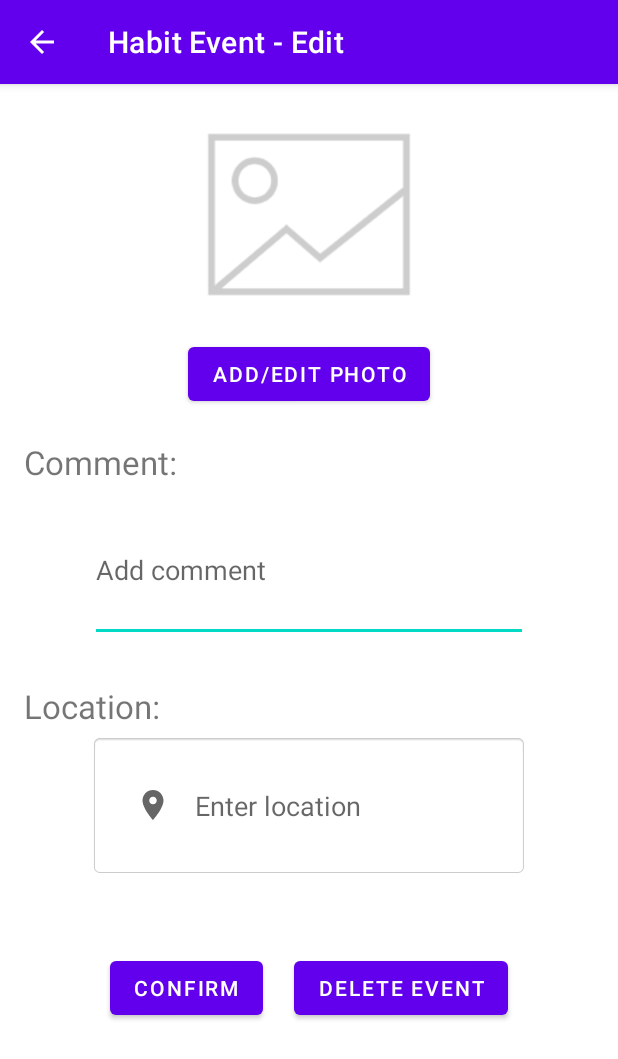
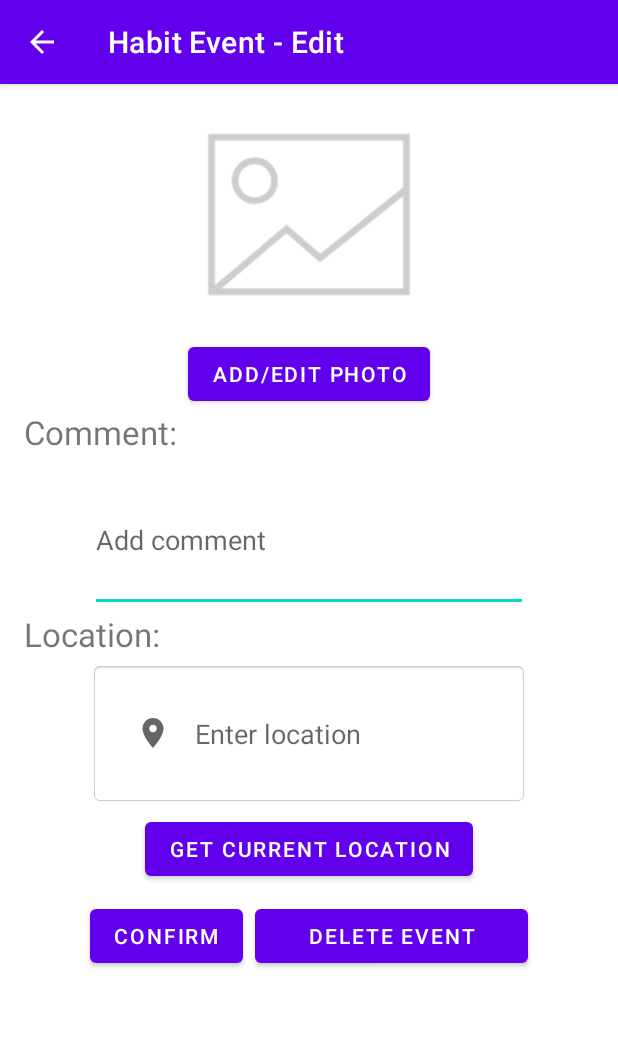
Before and after one commit to CMPUT301F21T08/HabitTracker, an Android app: the HabitEventEditActivity screen opened directly, with no data from a screen before it, on a phone screen of 412 x 824 dp. Shown: the top 1059 px of the screen. Run offline under Robolectric (Android 15) with nearby library versions, the phone set to English and light mode, and no system bars; 2 statements that could not run were skipped.

Commit message:
map and photo done

```diff
--- a/app/src/main/java/com/example/habittracker/HabitEventEditActivity.java
+++ b/app/src/main/java/com/example/habittracker/HabitEventEditActivity.java
@@ -5,14 +5,22 @@ import androidx.activity.result.ActivityResultCallback;
 import androidx.activity.result.ActivityResultLauncher;
 import androidx.activity.result.contract.ActivityResultContract;
 import androidx.activity.result.contract.ActivityResultContracts;
+import androidx.annotation.NonNull;
 import androidx.annotation.Nullable;
 import androidx.appcompat.app.ActionBar;
 import androidx.appcompat.app.AppCompatActivity;
+import androidx.core.app.ActivityCompat;
 
+import android.Manifest;
 import android.content.Intent;
+import android.content.pm.PackageManager;
 import android.graphics.Bitmap;
+import android.location.Address;
+import android.location.Geocoder;
+import android.location.Location;
 import android.os.Bundle;
 import android.provider.MediaStore;
+import android.text.Html;
 import android.util.Log;
 import android.view.View;
 import android.widget.Button;
@@ -25,6 +33,10 @@ import android.widget.Toast;
 import com.google.android.gms.common.GooglePlayServicesNotAvailableException;
 import com.google.android.gms.common.GooglePlayServicesRepairableException;
 import com.google.android.gms.common.api.Status;
+import com.google.android.gms.location.FusedLocationProviderClient;
+import com.google.android.gms.location.LocationServices;
+import com.google.android.gms.tasks.OnCompleteListener;
+import com.google.android.gms.tasks.Task;
 import com.google.android.libraries.places.api.Places;
 import com.google.android.libraries.places.api.model.Place;
 import com.google.android.libraries.places.api.net.PlacesClient;
@@ -35,13 +47,17 @@ import com.google.android.libraries.places.widget.model.AutocompleteActivityMode
 import java.io.IOException;
 import java.util.Arrays;
 import java.util.List;
+import java.util.Locale;
 
 public class HabitEventEditActivity extends AppCompatActivity implements DeleteConfirmFragment.OnDeleteConfirmFragmentInteractionListener {
     EditText location_editText;
     Button photo_button;
     ImageView photo_imageView;
     ActivityResultLauncher<Intent> activityResultLauncher;
-    ActivityResultLauncher<Intent> activityResultLauncher2;
+
+    Button currentLocation_button;
+    FusedLocationProviderClient fusedLocationProviderClient;
+
     @Override
     protected void onCreate(Bundle savedInstanceState) {
         super.onCreate(savedInstanceState);
@@ -83,6 +99,7 @@ public class HabitEventEditActivity extends AppCompatActivity implements DeleteC
 
 
 // photo part
+// reference: https://www.youtube.com/watch?v=HxlAktedIhM
         photo_button = findViewById(R.id.habitEvent_addPhoto_button);
         photo_imageView = findViewById(R.id.habitEvent_photo_imageView);
 
@@ -143,11 +160,59 @@ public class HabitEventEditActivity extends AppCompatActivity implements DeleteC
 
 
     // Reference: https://www.youtube.com/watch?v=t8nGh4gN1Q0
+//        and https://www.youtube.com/watch?v=qO3FFuBrT2E for onActivityResult is Deprecated
         // Implement Autocomplete Place Api
 
         // initialize place
         Places.initialize(getApplicationContext(),"AIzaSyCJvvbjw-Qdfxe_fwAnE9HwVFE9SelWUP0");
         PlacesClient placesClient = Places.createClient(this);
+
+
+        // get current location https://www.youtube.com/watch?v=Ak1O9Gip-pg
+        fusedLocationProviderClient = LocationServices.getFusedLocationProviderClient(this);
+        currentLocation_button = findViewById(R.id.habitEvent_currentLocation_button);
+        currentLocation_button.setOnClickListener(new View.OnClickListener() {
+            @Override
+            public void onClick(View view) {
+                // check permission
+                if(ActivityCompat.checkSelfPermission(HabitEventEditActivity.this, Manifest.permission.ACCESS_FINE_LOCATION)== PackageManager.PERMISSION_GRANTED) {
+                    // when permission granted
+
+                    fusedLocationProviderClient.getLastLocation().addOnCompleteListener(new OnCompleteListener<Location>() {
+                        @Override
+                        public void onComplete(@NonNull Task<Location> task) {
+                            // initialize location
+                            Location location = task.getResult();
+                            if(location != null){
+                                try{
+                                    // initialize getCoder
+                                    Geocoder geocoder = new Geocoder(HabitEventEditActivity.this, Locale.getDefault());
+                                    // initialize address list
+                                    List<Address> addresses = geocoder.getFromLocation(
+                                            location.getLatitude(),location.getLongitude(),1
+
+                                    );
+                                    location_editText.setText(Html.fromHtml(addresses.get(0).getAddressLine(0)));
+                                } catch(IOException e1){
+                                    e1.printStackTrace();
+                                }
+
+                            }
+                        }
+                    });
+                }else{
+                    // when permission denied
+                    ActivityCompat.requestPermissions(HabitEventEditActivity.this, new String[]{Manifest.permission.ACCESS_FINE_LOCATION}, 44);
+                }
+            }
+        });
+
+
+
+
+
+
+
 
         activityResultLauncher = registerForActivityResult(new ActivityResultContracts.StartActivityForResult(), new ActivityResultCallback<ActivityResult>() {
             @Override
--- a/app/src/main/res/layout/activity_habit_event_edit.xml
+++ b/app/src/main/res/layout/activity_habit_event_edit.xml
@@ -35,7 +35,7 @@
         android:layout_width="0dp"
         android:layout_height="wrap_content"
         android:layout_marginStart="16dp"
-        android:layout_marginTop="20dp"
+        android:layout_marginTop="0dp"
         android:layout_marginEnd="60dp"
         android:text="@string/comment"
         android:textSize="22sp"
@@ -63,7 +63,7 @@
         android:layout_width="0dp"
         android:layout_height="wrap_content"
         android:layout_marginStart="16dp"
-        android:layout_marginTop="28dp"
+        android:layout_marginTop="0dp"
         android:layout_marginEnd="60dp"
         android:text="@string/location"
         android:textSize="22sp"
@@ -82,15 +82,11 @@
         android:layout_marginTop="4dp"
         android:layout_marginEnd="60dp"
         android:background="@android:drawable/editbox_background"
-
         android:drawableLeft="@drawable/ic_location"
         android:drawablePadding="16dp"
-
-
         android:hint="@string/add_location"
         android:minHeight="95dp"
         android:padding="30dp"
-
         android:textSize="18sp"
         app:layout_constraintEnd_toEndOf="parent"
         app:layout_constraintHorizontal_bias="0.0"
@@ -114,34 +110,51 @@
 <!--        app:layout_constraintTop_toBottomOf="@id/habitEvent_enterLocation_editText" />-->
 
     <Button
+        android:id="@+id/habitEvent_currentLocation_button"
+        android:layout_marginStart="60dp"
+        android:layout_marginEnd="60dp"
+        android:layout_width="wrap_content"
+        android:layout_height="48dp"
+        android:layout_marginTop="5dp"
+        app:layout_constraintEnd_toEndOf="parent"
+        app:layout_constraintHorizontal_bias="0.5"
+        app:layout_constraintStart_toStartOf="parent"
+        android:text="@string/current_location"
+
+
+        app:layout_constraintStart_toEndOf="@+id/habitEvent_confirm_button"
+        app:layout_constraintTop_toBottomOf="@+id/habitEvent_enterLocation_editText" />
+
+    <Button
         android:id="@+id/habitEvent_delete_button"
-        android:layout_width="wrap_content"
+        android:layout_width="0dp"
         android:layout_height="wrap_content"
-        android:layout_marginTop="50dp"
+        android:layout_marginTop="10dp"
         android:layout_marginEnd="60dp"
         android:layout_marginRight="60dp"
         android:text="@string/delete_event"
+        app:layout_constrainedHeight="true"
+
         app:layout_constraintBottom_toBottomOf="@+id/habitEvent_confirm_button"
         app:layout_constraintEnd_toEndOf="parent"
         app:layout_constraintHorizontal_bias="0.5"
         app:layout_constraintStart_toEndOf="@+id/habitEvent_confirm_button"
-        app:layout_constraintTop_toBottomOf="@+id/habitEvent_enterLocation_editText" />
+        app:layout_constraintTop_toBottomOf="@+id/habitEvent_currentLocation_button" />
 
     <Button
         android:id="@+id/habitEvent_confirm_button"
         android:layout_width="wrap_content"
         android:layout_height="wrap_content"
         android:layout_marginStart="60dp"
-        android:layout_marginLeft="60dp"
-        android:layout_marginTop="50dp"
+        android:layout_marginTop="10dp"
         android:layout_marginEnd="8dp"
-        android:layout_marginRight="8dp"
         android:layout_marginBottom="24dp"
         android:text="@string/confirm"
+        app:layout_constrainedHeight="true"
         app:layout_constraintBottom_toBottomOf="parent"
         app:layout_constraintEnd_toStartOf="@+id/habitEvent_delete_button"
         app:layout_constraintStart_toStartOf="parent"
-        app:layout_constraintTop_toBottomOf="@+id/habitEvent_enterLocation_editText"
+        app:layout_constraintTop_toBottomOf="@+id/habitEvent_currentLocation_button"
         app:layout_constraintVertical_bias="0.0" />
 
 
--- a/app/src/main/res/values/strings.xml
+++ b/app/src/main/res/values/strings.xml
@@ -15,4 +15,5 @@
     <string name="location_information">Your location information is...</string>
     <string name="delete">Delete</string>
     <string name="delete_event">Delete Event</string>
+    <string name="current_location">get current location</string>
 </resources>
```
